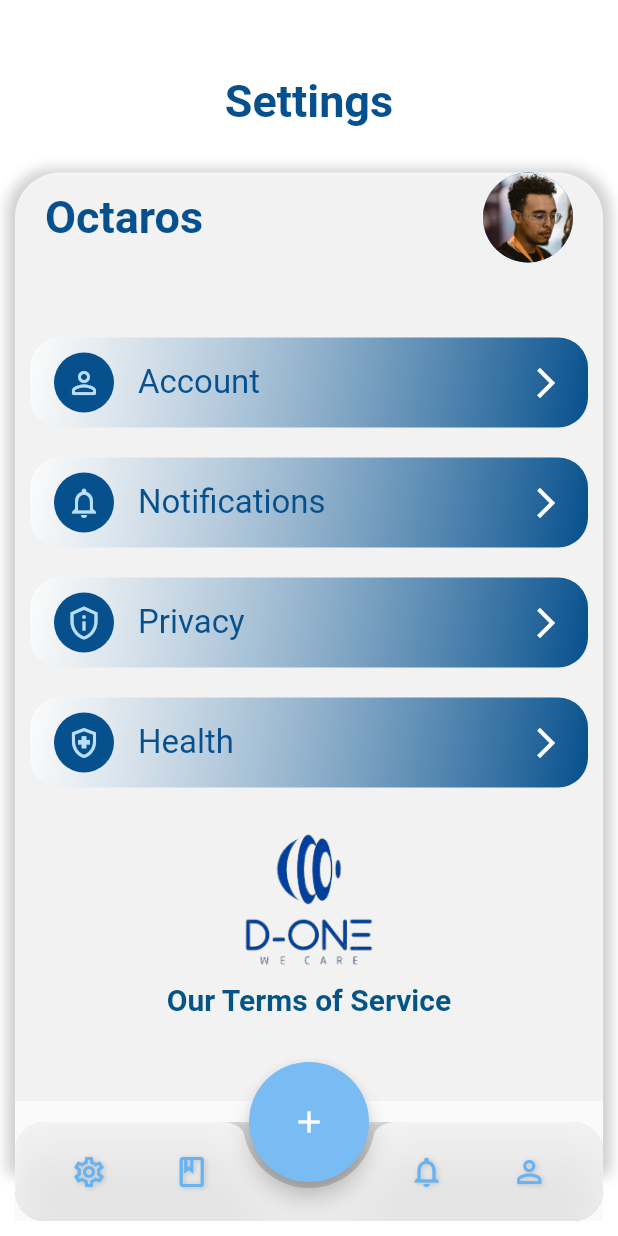
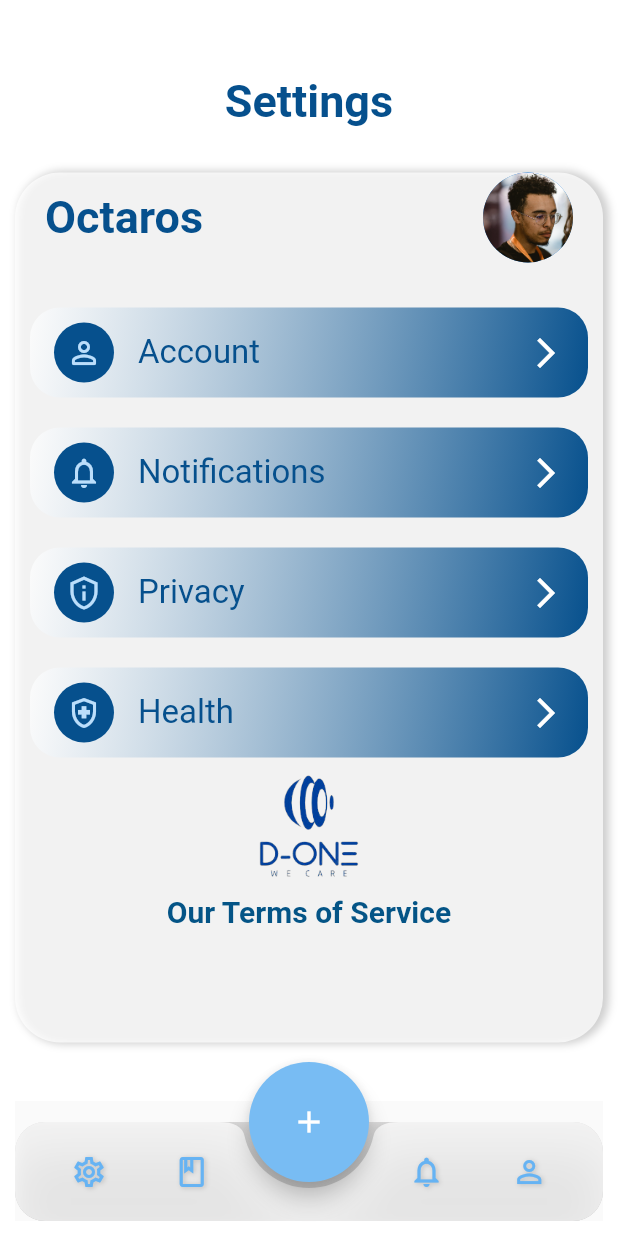
Before and after one commit to octorose/D.one, a Flutter app: the SetteingPage screen opened directly, on a phone screen of 412 x 824 dp. Run offline on Flutter 3.47's test engine with Material 2 defaults, Android fonts, the phone set to English and light mode, and no system bars; our stand-ins replace animated_text_kit, firebase_auth, firebase_core, geocoding, geolocator, google_sign_in and 5 more; missing offline and left inert: dart:ffi, fl_country_code_picker, horizontal_center_date_picker; accounts and stored records are empty.

Commit message:
sligh changes on view

```diff
--- a/lib/screens/Setting.dart
+++ b/lib/screens/Setting.dart
@@ -36,7 +36,7 @@ class _SetteingPageState extends State<SetteingPage> {
             ),
           ),
           Container(
-            height: 660,
+            height: 580,
             margin: EdgeInsets.only(
               top: 30.0,
               left: 10.0,
@@ -45,23 +45,24 @@ class _SetteingPageState extends State<SetteingPage> {
             decoration: BoxDecoration(
               boxShadow: [
                 BoxShadow(
-                  color: Colors.grey.withOpacity(0.5),
-                  spreadRadius: 5,
-                  blurRadius: 7,
-                  offset: Offset(0, 3), // changes position of shadow
+                  color: Color.fromARGB(153, 158, 158, 158).withOpacity(0.5),
+                  spreadRadius: 1,
+                  blurRadius: 4,
+                  offset: Offset(3, 0), // changes position of shadow
                 ),
               ],
               color: Color.fromARGB(185, 255, 255, 255),
               // color: Color.fromRGBO(181, 215, 243, 1),
               borderRadius: BorderRadius.only(
-                topLeft: Radius.circular(30.0),
-                topRight: Radius.circular(30.0),
-              ),
+                  topLeft: Radius.circular(30.0),
+                  topRight: Radius.circular(30.0),
+                  bottomLeft: Radius.circular(30.0),
+                  bottomRight: Radius.circular(30.0)),
             ),
             child: ListView(
               children: [
                 Container(
-                  margin: EdgeInsets.only(bottom: 40),
+                  margin: EdgeInsets.only(bottom: 20),
                   child: Row(
                     mainAxisAlignment: MainAxisAlignment.spaceBetween,
                     children: [
@@ -258,10 +259,10 @@ class _SetteingPageState extends State<SetteingPage> {
                   ),
                 ),
                 Container(
-                  margin: const EdgeInsets.only(top: 20),
+                  margin: const EdgeInsets.only(top: 1),
                   child: const Image(
-                    height: 90,
-                    width: 90,
+                    height: 70,
+                    width: 70,
                     // hat hana logo d-one
                     image: AssetImage('assets/logo1.png'),
                   ),
--- a/lib/screens/food.dart
+++ b/lib/screens/food.dart
@@ -292,7 +292,7 @@ class _FoodState extends State<Food> {
                   ),
                   SizedBox(height: 20),
                   Container(
-                    height: MediaQuery.of(context).size.height * 0.7,
+                    height: MediaQuery.of(context).size.height * 0.5,
                     child: FoodItems.length == 0
                         ? Center(
                             child: Text(
--- a/lib/screens/location.dart
+++ b/lib/screens/location.dart
@@ -117,10 +117,10 @@ class _MyLocationState extends State<MyLocation> {
                   mainAxisAlignment: MainAxisAlignment.center,
                   children: [
                     SizedBox(
-                      width: 10,
+                      width: 8,
                     ),
                     SizedBox(
-                      width: 5,
+                      width: 4,
                       child: TextField(
                         controller: countryController,
                         keyboardType: TextInputType.streetAddress,
```
Also changed, not shown: lib/screens/UploadImg.dart (+9 -6 lines).
